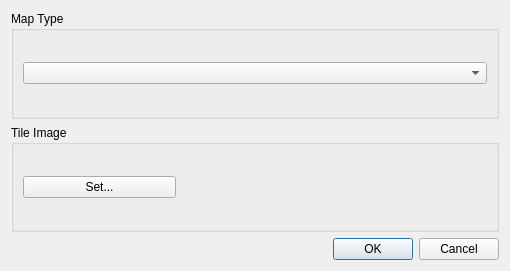
The window that newmap.ui (IanFinlayson/gba-tileeditor) describes before a commit, drawn with Qt 5.
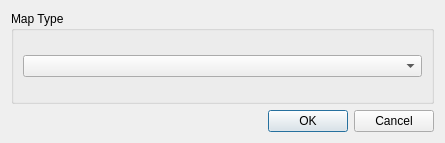
The same window after the commit.

What changed in the file:
```diff
--- a/newmap.ui
+++ b/newmap.ui
@@ -6,8 +6,8 @@
    <rect>
     <x>0</x>
     <y>0</y>
-    <width>510</width>
-    <height>271</height>
+    <width>445</width>
+    <height>143</height>
    </rect>
   </property>
   <property name="windowTitle">
@@ -29,33 +29,6 @@
      </layout>
     </widget>
    </item>
-   <item>
-    <widget class="QGroupBox" name="groupBox_2">
-     <property name="title">
-      <string>Tile Image</string>
-     </property>
-     <layout class="QHBoxLayout" name="horizontalLayout_2">
-      <item>
-       <layout class="QGridLayout" name="gridLayout_2">
-        <item row="0" column="0">
-         <widget class="QPushButton" name="setButon">
-          <property name="text">
-           <string>Set...</string>
-          </property>
-         </widget>
-        </item>
-        <item row="0" column="1" colspan="2">
-         <widget class="QLabel" name="label_5">
-          <property name="text">
-           <string/>
-          </property>
-         </widget>
-        </item>
-       </layout>
-      </item>
-     </layout>
-    </widget>
-   </item>
    <item>
     <widget class="QDialogButtonBox" name="buttonBox">
      <property name="standardButtons">
```
Left out of the diff: 36 changed lines with no effect on the pictures.
